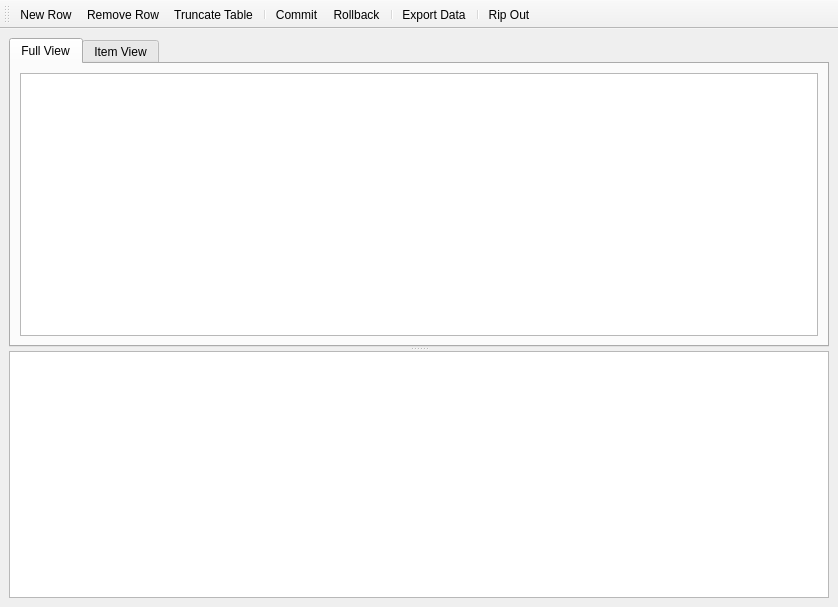
iamkjg/sqliteman, file Sqliteman/sqliteman/dataviewer.ui: the form before one commit.
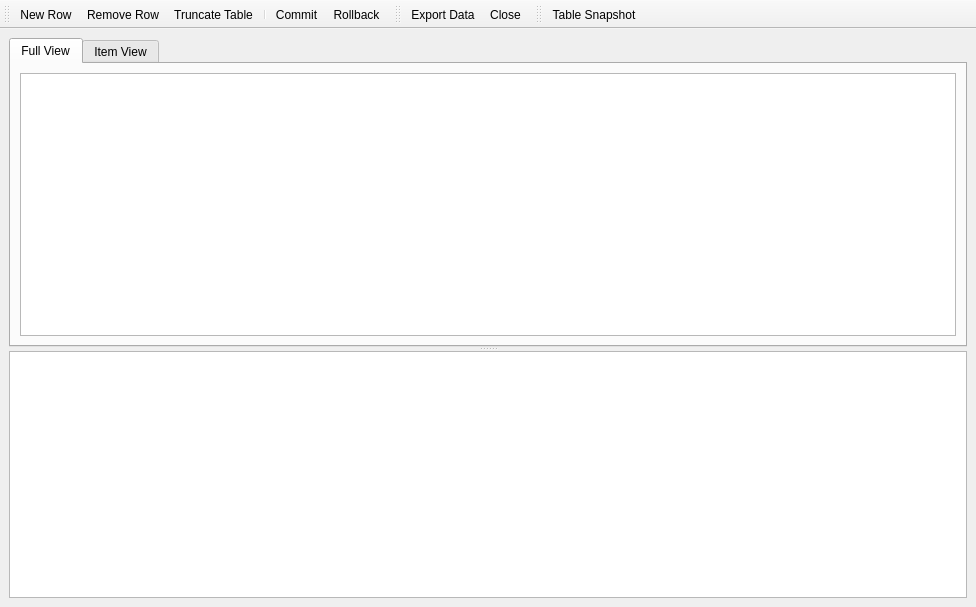
The form after the commit. Custom widgets are drawn as their Qt base class.

What changed in the file:
```diff
--- a/Sqliteman/sqliteman/dataviewer.ui
+++ b/Sqliteman/sqliteman/dataviewer.ui
@@ -5,7 +5,7 @@
    <rect>
     <x>0</x>
     <y>0</y>
-    <width>838</width>
+    <width>976</width>
     <height>607</height>
    </rect>
   </property>
@@ -94,9 +94,30 @@
    <addaction name="separator" />
    <addaction name="actionCommit" />
    <addaction name="actionRollback" />
-   <addaction name="separator" />
+  </widget>
+  <widget class="QToolBar" name="exportToolBar" >
+   <property name="windowTitle" >
+    <string>toolBar_2</string>
+   </property>
+   <attribute name="toolBarArea" >
+    <enum>TopToolBarArea</enum>
+   </attribute>
+   <attribute name="toolBarBreak" >
+    <bool>false</bool>
+   </attribute>
    <addaction name="actionExport_Data" />
-   <addaction name="separator" />
+   <addaction name="actionClose" />
+  </widget>
+  <widget class="QToolBar" name="snapshotToolBar" >
+   <property name="windowTitle" >
+    <string>toolBar_3</string>
+   </property>
+   <attribute name="toolBarArea" >
+    <enum>TopToolBarArea</enum>
+   </attribute>
+   <attribute name="toolBarBreak" >
+    <bool>false</bool>
+   </attribute>
    <addaction name="actionRipOut" />
   </widget>
   <action name="actionNew_Row" >
@@ -137,7 +158,15 @@
   </action>
   <action name="actionRipOut" >
    <property name="text" >
-    <string>Rip Out</string>
+    <string>Table Snapshot</string>
+   </property>
+  </action>
+  <action name="actionClose" >
+   <property name="text" >
+    <string>Close</string>
+   </property>
+   <property name="visible" >
+    <bool>false</bool>
    </property>
   </action>
  </widget>
```
Left out of the diff: 5 changed lines with no effect on the pictures.
